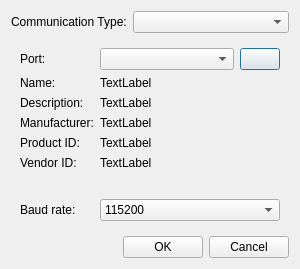
Above: CubesControl/ui/commsettingsdialog.ui from tstana/cubes-sw before the change. Below: the same form after it.
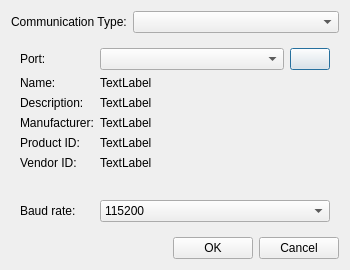
That is the form after the change. Icons and pictures are not drawn.

Commit message: CommSettingsDialog: Changed window size

Diff of the .ui file:
```diff
--- a/CubesControl/ui/commsettingsdialog.ui
+++ b/CubesControl/ui/commsettingsdialog.ui
@@ -6,8 +6,8 @@
    <rect>
     <x>0</x>
     <y>0</y>
-    <width>300</width>
-    <height>269</height>
+    <width>350</width>
+    <height>270</height>
    </rect>
   </property>
   <property name="windowTitle">
```
